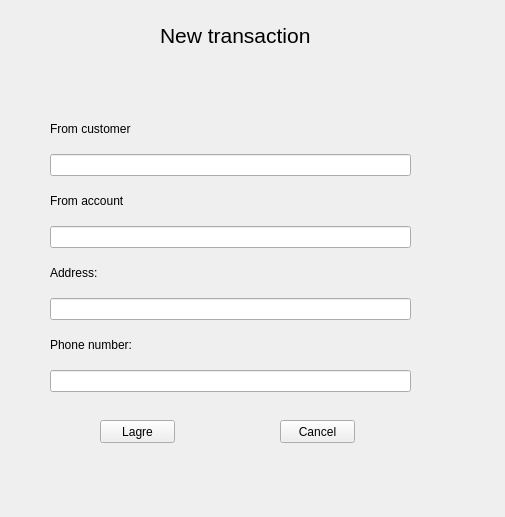
Above: transactiondetails.ui from jonathansaetre/BankSystem before the change. Below: the same form after it.
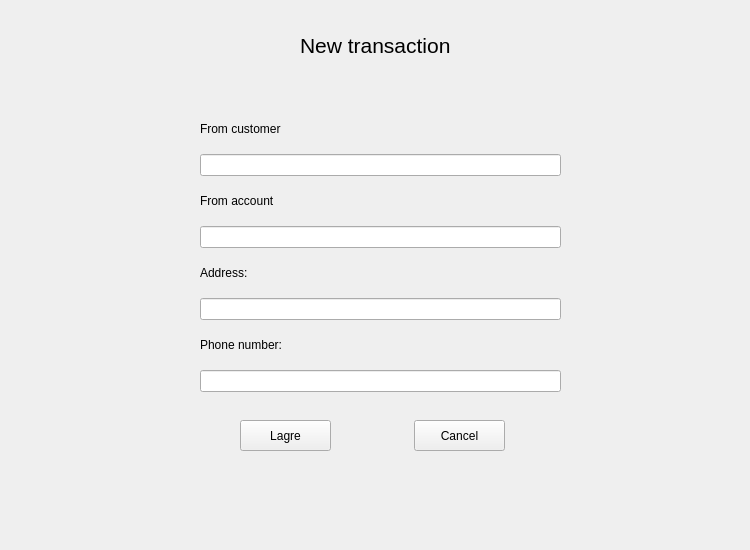
That is the form after the change.

```diff
--- a/transactiondetails.ui
+++ b/transactiondetails.ui
@@ -6,8 +6,8 @@
    <rect>
     <x>0</x>
     <y>0</y>
-    <width>505</width>
-    <height>517</height>
+    <width>750</width>
+    <height>550</height>
    </rect>
   </property>
   <property name="windowTitle">
@@ -16,8 +16,8 @@
   <widget class="QLabel" name="labelNewTransaction">
    <property name="geometry">
     <rect>
-     <x>160</x>
-     <y>20</y>
+     <x>300</x>
+     <y>30</y>
      <width>161</width>
      <height>31</height>
     </rect>
@@ -34,7 +34,7 @@
   <widget class="QWidget" name="verticalLayoutWidget">
    <property name="geometry">
     <rect>
-     <x>50</x>
+     <x>200</x>
      <y>110</y>
      <width>361</width>
      <height>301</height>
@@ -150,10 +150,10 @@
   <widget class="QPushButton" name="buttonLagre">
    <property name="geometry">
     <rect>
-     <x>100</x>
+     <x>240</x>
      <y>420</y>
-     <width>75</width>
-     <height>23</height>
+     <width>91</width>
+     <height>31</height>
     </rect>
    </property>
    <property name="text">
@@ -163,10 +163,10 @@
   <widget class="QPushButton" name="buttonBack">
    <property name="geometry">
     <rect>
-     <x>280</x>
+     <x>414</x>
      <y>420</y>
-     <width>75</width>
-     <height>23</height>
+     <width>91</width>
+     <height>31</height>
     </rect>
    </property>
    <property name="text">
```
